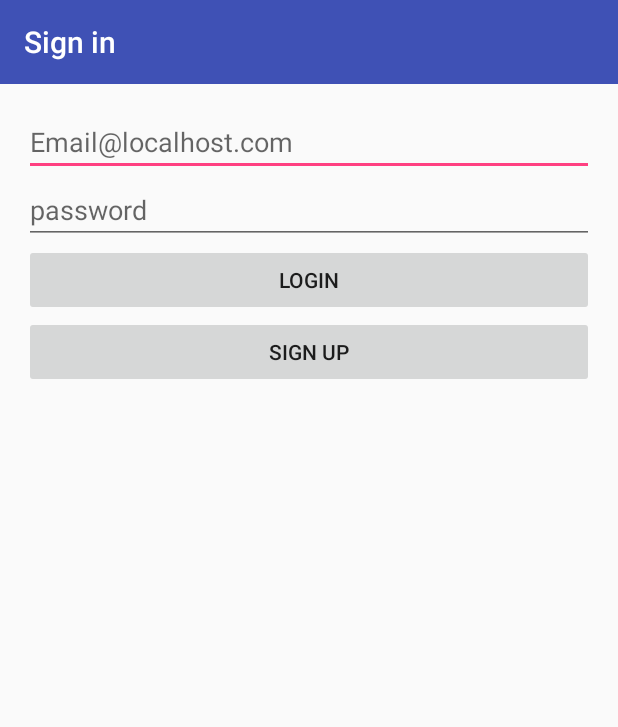
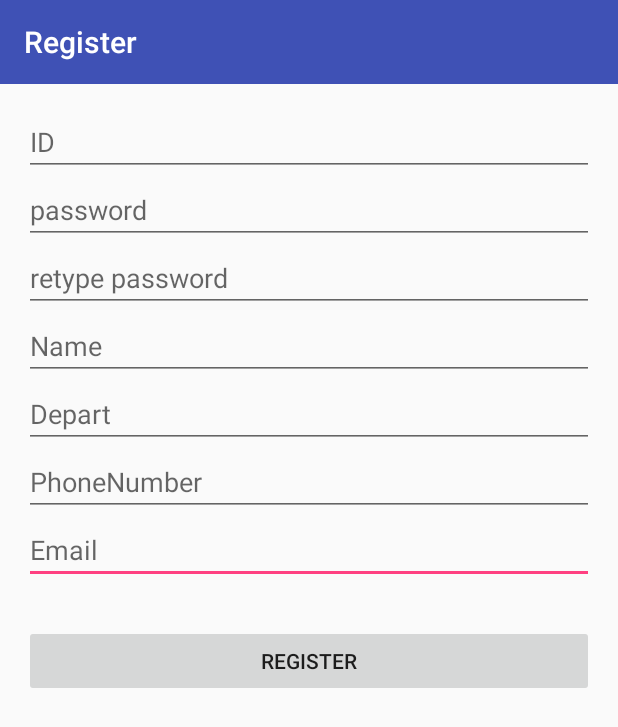
Before and after one commit to usas0s/embeded, an Android app: the Login screen opened directly, with no data from a screen before it, after a tap on "SIGN UP", on a phone screen of 412 x 824 dp. Shown: the top 727 px of the screen. Run offline under Robolectric (Android 15) with nearby library versions, the phone set to English and light mode, and no system bars.

Commit message:
Login, Register / db연동

```diff
--- a/app/src/main/java/com/example/mju/embeded/Login.java
+++ b/app/src/main/java/com/example/mju/embeded/Login.java
@@ -1,101 +1,68 @@
 package com.example.mju.embeded;
 
+import android.content.ContentResolver;
 import android.content.ContentValues;
+import android.content.Intent;
 import android.database.Cursor;
 import android.database.sqlite.SQLiteDatabase;
+import android.net.Uri;
 import android.support.v7.app.AppCompatActivity;
 import android.os.Bundle;
 import android.view.View;
 import android.widget.EditText;
 import android.widget.Toast;
-import java.util.HashMap;
 
 
 public class Login extends AppCompatActivity {
+    private static final String URI = "content://com.example.mju.embeded/login_DB";
     private SQLiteDatabase mDB;
     public final static String ID ="hello";
     public final static String PASSWORD ="1234";
-    private Cursor mCursor;
-
+    private ContentResolver cr;
+    private EditText editText1;
+    private EditText editText2;
     @Override
     protected void onCreate(Bundle savedInstanceState) {
         super.onCreate(savedInstanceState);
         setContentView(R.layout.activity_login);
-
-        // create DB and table
-        mDB = openOrCreateDatabase("myDB.db",MODE_PRIVATE,null);
-        mDB.execSQL("drop table if exists my_table");
-        mDB.execSQL("create table my_table (_id integer primary key autoincrement, "
-                + "id text not null, pass int not null);");
-        // insert data into DB
-        mDB.execSQL("insert into my_table(id, pass) values ('hello', 1234);");
-        /*
-        ContentValues v = new ContentValues();
-        v.put("name", "seung");
-        v.put("age", 20);
-        mDB.insert("my_table", null, v);
-        */
+}
+    //입력된 id, password가 db상에 존재하는지 탐색하는 메소드.
+    //return :일치하는 db행의 Cursor
+    public Cursor search(String id, String password){
+        Cursor mCursor;
+        cr =getContentResolver();
+        mCursor = cr.query(Uri.parse(URI), null, "id =\""+id+"\"", null, null);
+        if(mCursor.getCount()!=0) {
+            while(mCursor.moveToNext()){
+                if(mCursor.getString(mCursor.getColumnIndex("pass")).equals(password)){
+                    return mCursor;
+                }
+            }
+        }
+        return null;
     }
 
-    public void login(String id, String password){
+    //로그인
+    public void onCilckLogin(View view) {
+        Cursor mCursor;
+        editText1 =(EditText)findViewById(R.id.login_ID);
+        editText2 =(EditText)findViewById(R.id.login_PASS);
+        String id =editText1.getText().toString();
+        String password = editText2.getText().toString();
 
-        Toast toast2 = Toast.makeText(this, id+"님 환영합니다.", Toast.LENGTH_SHORT);
-        toast2.show();
-    }
-
-        //로그인 ID, 비밀번호가 일치하는지 확인하는 메소드.
-    public void onCilckLogin(View view) {
-        String id;
-        String password;
-        EditText _id =(EditText)findViewById(R.id.login_ID);
-        EditText _password =(EditText)findViewById(R.id.login_PASS);
-
-        id = _id.getText().toString();
-        password = _password.getText().toString();
-
-        /*
-        if(id.equals(ID)){
-            if (password.equals(PASSWORD)){
-                login(id, password);
-                return;
-            }
+        //TODO 로그인동작 추가하기
+        if((mCursor =search(id, password))!=null)
+            //후에 추가할 동작에서 다음과 같이 mCursor이용.
+            Toast.makeText(this, mCursor.getString(mCursor.getColumnIndex("name"))+"님 환영합니다.", Toast.LENGTH_SHORT).show();
+        else{
+            editText1.setText(null);
+            editText2.setText(null);
+            Toast.makeText(this,"존재하지 않는 id 또는 password입니다.", Toast.LENGTH_SHORT ).show();
         }
-        */
-        mCursor = mDB.query("my_table",
-                new String[] {"id","pass"},
-                null,   // selection
-                null,   // selection args
-                null,   // groupby
-                null,  // having
-                "_id", // oderBy
-                "5");
-
-        if(mCursor != null) {
-            if (mCursor.moveToFirst()) {
-                HashMap<String,String> item = new HashMap<String,String>();
-                do {
-                    if(mCursor.getString(0).equals(id)){
-                        if(mCursor.getString(1).equals(password)){
-                            login(id,password);
-                            return;
-                        }
-                    }
-                } while (mCursor.moveToNext());
-            }
-        }
-
-        Toast toast = Toast.makeText(this, "로그인에 실패하였습니다.", Toast.LENGTH_SHORT);
-        toast.show();
     }
 
     public void onClickSignup(View view) {
-        EditText id = (EditText)findViewById(R.id.login_ID);
-        EditText pass = (EditText)findViewById(R.id.login_PASS);
-
-        ContentValues v = new ContentValues();
-        v.put("id", id.getText().toString());
-        v.put("pass", pass.getText().toString());
-        mDB.insert("my_table", null, v);
-
+        Intent intent = new Intent(this, Login_Register.class);
+        startActivity(intent);
     }
 }
--- a/app/src/main/res/layout/activity_login.xml
+++ b/app/src/main/res/layout/activity_login.xml
@@ -18,7 +18,7 @@
         android:inputType="textEmailAddress"
         android:ems="10"
         android:id="@+id/login_ID"
-        android:hint="Email@localhost.com"/>
+        android:hint="ID"/>
 
     <EditText
         android:layout_width="match_parent"
--- /dev/null
+++ b/app/src/main/res/layout/activity_login_register.xml
@@ -0,0 +1,98 @@
+<?xml version="1.0" encoding="utf-8"?>
+<RelativeLayout xmlns:android="http://schemas.android.com/apk/res/android"
+    xmlns:tools="http://schemas.android.com/tools"
+    android:id="@+id/activity_login__register"
+    android:layout_width="match_parent"
+    android:layout_height="match_parent"
+    android:paddingBottom="@dimen/activity_vertical_margin"
+    android:paddingLeft="@dimen/activity_horizontal_margin"
+    android:paddingRight="@dimen/activity_horizontal_margin"
+    android:paddingTop="@dimen/activity_vertical_margin"
+    tools:context="com.example.mju.embeded.Login_Register">
+
+    <EditText
+        android:layout_width="match_parent"
+        android:layout_height="wrap_content"
+        android:inputType="textEmailAddress"
+        android:ems="10"
+        android:id="@+id/register_ID"
+        android:hint="ID"/>
+
+    <EditText
+        android:layout_width="match_parent"
+        android:layout_height="wrap_content"
+        android:inputType="textPassword"
+        android:ems="10"
+        android:id="@+id/register_PASS"
+        android:hint="password"
+        android:layout_below="@+id/register_ID"
+        android:layout_alignParentStart="true">
+        <requestFocus />
+    </EditText>
+
+    <EditText
+        android:layout_width="match_parent"
+        android:layout_height="wrap_content"
+        android:inputType="textPassword"
+        android:ems="10"
+        android:id="@+id/register_PASS2"
+        android:hint="retype password"
+        android:layout_below="@+id/register_PASS"
+        android:layout_alignParentStart="true">
+        <requestFocus />
+    </EditText>
+
+    <EditText
+        android:layout_width="match_parent"
+        android:layout_height="wrap_content"
+        android:ems="10"
+        android:id="@+id/register_DEPART"
+        android:hint="Depart"
+        android:layout_below="@+id/register_NAME"
+        android:layout_alignParentStart="true"
+        android:inputType="text" />
+
+    <EditText
+        android:layout_width="match_parent"
+        android:layout_height="wrap_content"
+        android:inputType="phone"
+        android:ems="10"
+        android:id="@+id/register_PHONE"
+        android:hint="PhoneNumber"
+        android:layout_below="@+id/register_DEPART"
+        android:layout_alignParentStart="true" />
+
+    <EditText
+        android:layout_width="match_parent"
+        android:layout_height="wrap_content"
+        android:inputType="textEmailAddress"
+        android:ems="10"
+        android:id="@+id/register_EMAIL"
+        android:hint="Email"
+        android:layout_below="@+id/register_PHONE"
+        android:layout_alignParentStart="true">
+        <requestFocus />
+    </EditText>
+
+    <Button
+        android:text="Register"
+        android:layout_width="match_parent"
+        android:layout_height="wrap_content"
+        android:id="@+id/register_DONE"
+        android:onClick="onCilckRegister"
+        android:layout_below="@+id/register_EMAIL"
+        android:layout_alignParentStart="true"
+        android:layout_marginTop="27dp" />
+
+    <EditText
+        android:layout_width="match_parent"
+        android:layout_height="wrap_content"
+        android:inputType="text"
+        android:ems="10"
+        android:id="@+id/register_NAME"
+        android:hint="Name"
+        android:layout_below="@+id/register_PASS2"
+        android:layout_alignParentStart="true" />
+
+
+</RelativeLayout>
```
Also changed, not shown: app/src/main/AndroidManifest.xml (+7 -4 lines), app/src/main/java/com/example/mju/embeded/Login_ContentProvider.java (+20 -1 lines), app/src/main/java/com/example/mju/embeded/Login_Contract.java (+7 -5 lines), app/src/main/java/com/example/mju/embeded/Login_Register.java (added, +155 -0 lines).
